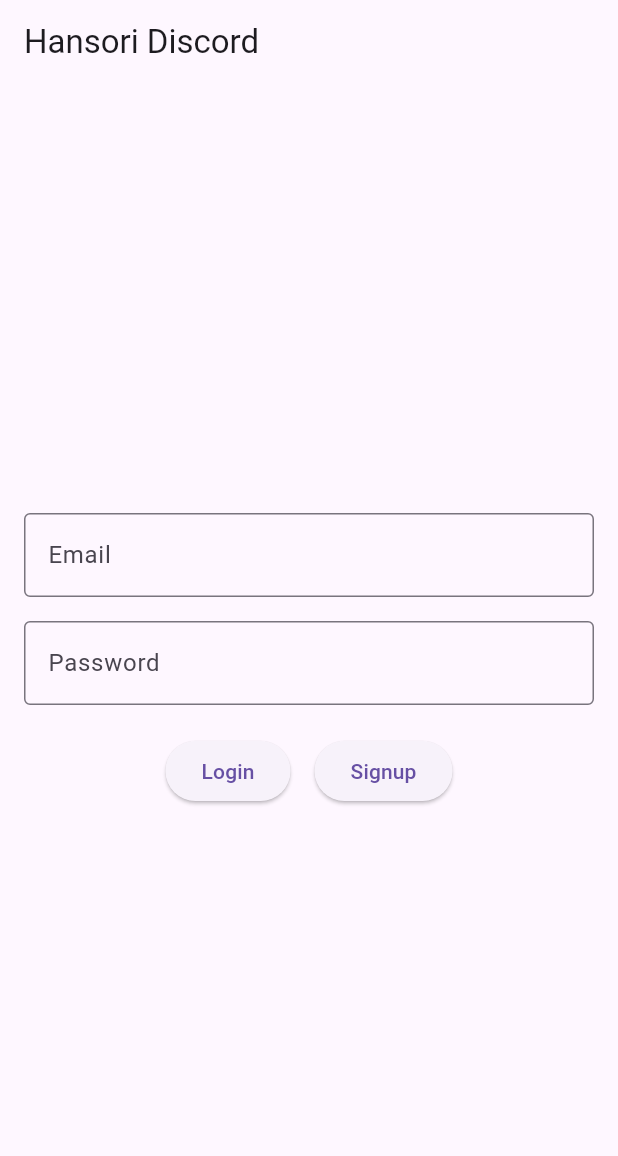
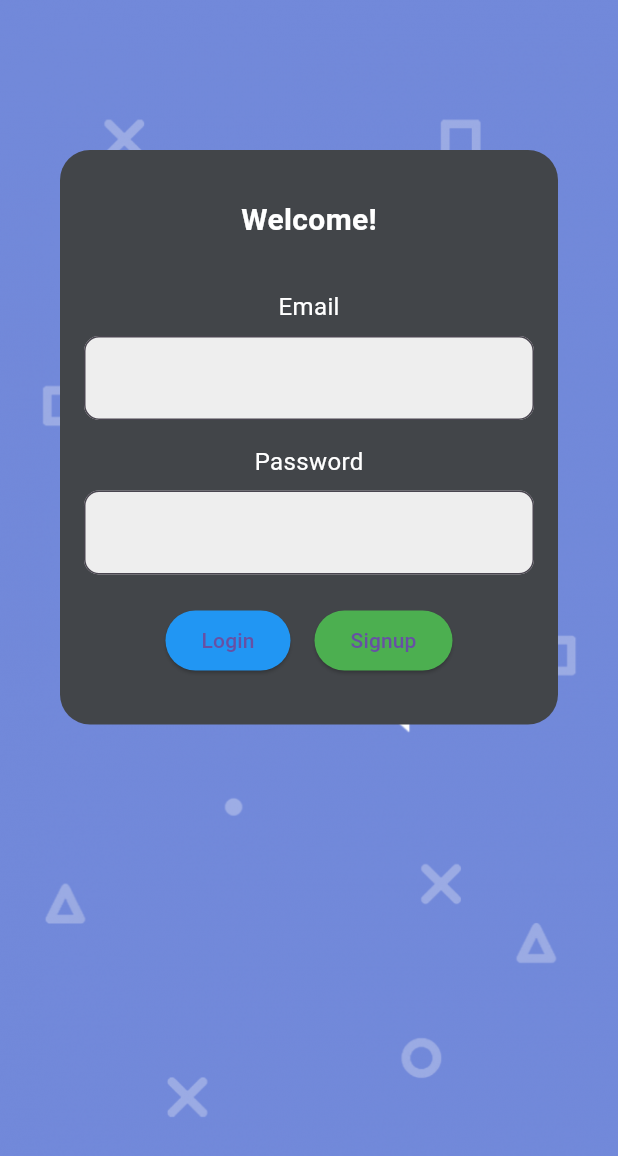
Before and after one commit to sillonjeu/Discord-Front, a Flutter app: the screen it shows after launch, on a phone screen of 412 x 824 dp. Shown: the top 1156 px of the screen. Run offline on Flutter 3.47's test engine with Material 3 defaults, Android fonts, the phone set to English and light mode, and no system bars.

Commit message:
feat: login_screen.dart background, Color init

```diff
--- /dev/null
+++ b/lib/config/palette.dart
@@ -0,0 +1,9 @@
+import 'package:flutter/painting.dart';
+
+class Palette{
+  static const Color btnColor = Color(0xFF7289da);
+  static const Color blackColor1 = Color(0xFF424549);
+  static const Color blackColor2 = Color(0XFF36393e);
+  static const Color blackColor3 = Color(0XFF282b30);
+  static const Color blackColor4 = Color(0xFF1e2124);
+}
--- a/lib/screen/login_screen.dart
+++ b/lib/screen/login_screen.dart
@@ -3,7 +3,7 @@ import 'package:discord_front/screen/signup_screen.dart';
 import 'dart:convert';
 import 'package:http/http.dart' as http;
 import 'package:discord_front/screen/home_screen.dart';
-
+import 'package:discord_front/config/palette.dart';
 
 class LoginScreen extends StatefulWidget {
   const LoginScreen({Key? key}) : super(key: key);
@@ -48,7 +48,7 @@ class _LoginScreenState extends State<LoginScreen> {
         // 로그인 성공, 홈 화면으로 이동
         Navigator.pushReplacement(
           context,
-          MaterialPageRoute(builder: (context) => HomeScreen(useremail:email)),
+          MaterialPageRoute(builder: (context) => HomeScreen(useremail: email)),
         );
       } else {
         // 로그인 실패
@@ -90,50 +90,120 @@ class _LoginScreenState extends State<LoginScreen> {
   @override
   Widget build(BuildContext context) {
     return Scaffold(
-      //resizeToAvoidBottomInset: false,
-      appBar: AppBar(
-        title: Text(
-          'Hansori Discord',
+      body: GestureDetector(
+        onTap: () {
+          // 다른 화면을 터치했을 때 키보드 닫기
+          FocusScope.of(context).unfocus();
+        },
+        child: Stack(
+          children: <Widget>[
+            // 배경 이미지
+            Image.asset(
+              'asset/img/discord_mobile_background.png',
+              fit: BoxFit.cover,
+              width: double.infinity,
+              height: double.infinity,
             ),
+            SingleChildScrollView(
+              child: Center(
+                child: Container(
+                  margin: EdgeInsets.symmetric(vertical: 100.0, horizontal: 40.0),
+                  padding: EdgeInsets.only(top: 32.0, bottom: 32.0, left: 16.0, right: 16.0),
+                  decoration: BoxDecoration(
+                    color: Palette.blackColor1, // 배경색
+                    borderRadius: BorderRadius.circular(20.0), // 모서리 둥글게
                   ),
-      body: Padding(
-        padding: EdgeInsets.all(16.0),
                   child: Column(
                     mainAxisAlignment: MainAxisAlignment.center,
                     children: <Widget>[
-            TextFormField( // TODO: 이메일 형태체크하는 코드
+                      Text(
+                        'Welcome!', // 환영 메시지
+                        style: TextStyle(
+                          color: Colors.white,
+                          fontSize: 20.0,
+                          fontWeight: FontWeight.bold,
+                        ),
+                      ),
+                      SizedBox(height: 32.0),
+                      Text(
+                        'Email', // Email 텍스트
+                        style: TextStyle(
+                          color: Colors.white, // 텍스트 색상
+                          fontSize: 16.0, // 텍스트 크기
+                        ),
+                      ),
+                      SizedBox(height: 8.0), // 간격 조절
+                      TextFormField(
+                        // TODO: 이메일 형태체크하는 코드
                         controller: _emailController,
                         decoration: InputDecoration(
-                labelText: 'Email',
-                border: OutlineInputBorder(),
+                          labelText: '', // 라벨 텍스트를 빈 문자열로 설정하여 라벨 없앰
+                          border: OutlineInputBorder(
+                            borderRadius: BorderRadius.circular(10.0), // 텍스트 필드의 모서리 둥글기
+                          ),
+                          focusedBorder: OutlineInputBorder(
+                            borderSide: BorderSide(
+                              color: Colors.blue, // 텍스트 필드 선택 시 테두리 색깔
+                            ),
+                            borderRadius: BorderRadius.circular(10.0), // 선택된 텍스트 필드의 모서리 둥글기
+                          ),
+                          fillColor: Colors.grey[200], // 텍스트 필드 배경색
+                          filled: true,
                         ),
                       ),
-            SizedBox(height: 16.0),
+                      SizedBox(height: 16.0), // 간격 조절
+                      Text(
+                        'Password', // Password 텍스트
+                        style: TextStyle(
+                          color: Colors.white, // 텍스트 색상
+                          fontSize: 16.0, // 텍스트 크기
+                        ),
+                      ),
+                      SizedBox(height: 8.0), // 간격 조절
                       TextFormField(
                         controller: _passwordController,
                         obscureText: true,
                         decoration: InputDecoration(
-                labelText: 'Password',
-                border: OutlineInputBorder(),
+                          labelText: '', // 라벨 텍스트를 빈 문자열로 설정하여 라벨 없앰
+                          border: OutlineInputBorder(
+                            borderRadius: BorderRadius.circular(10.0), // 텍스트 필드의 모서리 둥글기
+                          ),
+                          focusedBorder: OutlineInputBorder(
+                            borderSide: BorderSide(
+                              color: Colors.blue, // 텍스트 필드 선택 시 테두리 색깔
+                            ),
+                            borderRadius: BorderRadius.circular(10.0), // 선택된 텍스트 필드의 모서리 둥글기
+                          ),
+                          fillColor: Colors.grey[200], // 텍스트 필드 배경색
+                          filled: true,
                         ),
                       ),
-            SizedBox(height: 20.0),
+                      SizedBox(height: 20.0), // 간격 조절
                       Row(
-              mainAxisAlignment: MainAxisAlignment.center, // center, end, start
+                        mainAxisAlignment: MainAxisAlignment.center,
                         children: <Widget>[
                           ElevatedButton(
                             onPressed: _login,
                             child: Text('Login'),
+                            style: ElevatedButton.styleFrom(
+                              primary: Colors.blue, // 버튼 배경색
+                            ),
                           ),
                           SizedBox(width: 16.0),
                           ElevatedButton(
                             onPressed: _signup,
                             child: Text('Signup'),
+                            style: ElevatedButton.styleFrom(
+                              primary: Colors.green, // 버튼 배경색
+                            ),
                           ),
                         ],
-
                       ),
-
+                    ],
+                  ),
+                ),
+              ),
+            ),
           ],
         ),
       ),
--- a/pubspec.yaml
+++ b/pubspec.yaml
@@ -58,7 +58,8 @@ flutter:
   # included with your application, so that you can use the icons in
   # the material Icons class.
   uses-material-design: true
-
+  assets:
+    - asset/img/
   # To add assets to your application, add an assets section, like this:
   # assets:
   #   - images/a_dot_burr.jpeg
```
Also changed, not shown: asset/img/discord_login_background.jpg (added), asset/img/discord_mobile_background.png (added), asset/img/discord_signup_background.png (added). Lines whose indentation alone changed are shown as unchanged.
